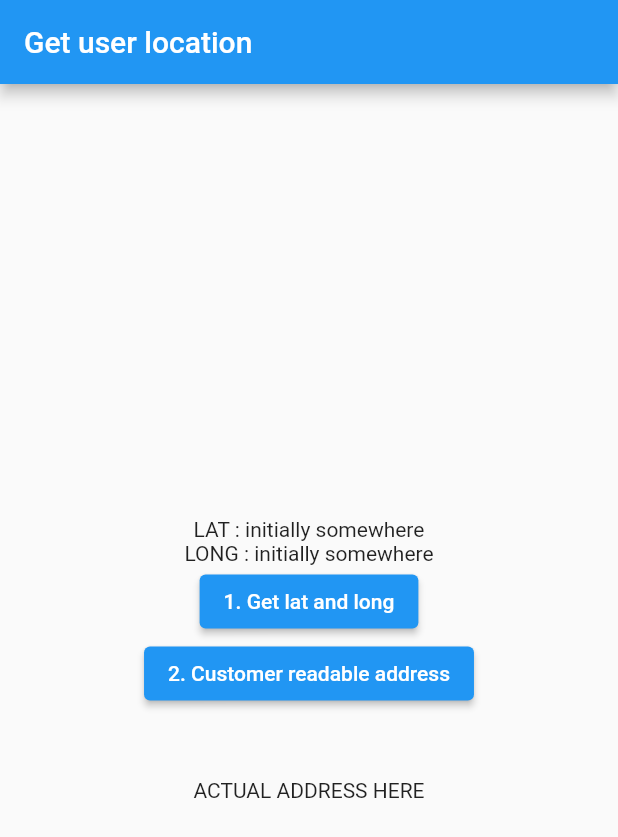
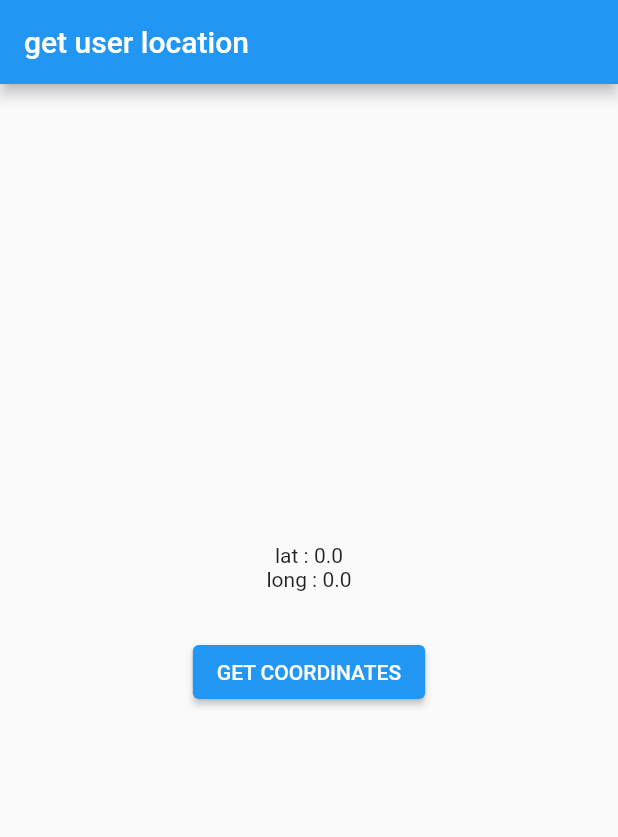
Before and after one commit to MovingMelody/flutter_geo_location, a Flutter app: the screen it shows after launch, on a phone screen of 412 x 824 dp. Shown: the top 837 px of the screen. Run offline on Flutter 3.47's test engine with Material 2 defaults, Android fonts, the phone set to English and light mode, and no system bars; our stand-ins replace geocoding, geolocator, get_it, injectable, stacked.

Commit message:
converted to stacked architecture

```diff
--- /dev/null
+++ b/lib/app/locator.dart
@@ -0,0 +1,17 @@
+import 'package:get_it/get_it.dart';
+import 'package:get_user_location/services/LocationService/location_service.dart';
+import 'package:injectable/injectable.dart';
+
+import './locator.config.dart';
+
+GetIt locator = GetIt.instance;
+
+// @injectableInit
+// Future<void> setupLocator() async {
+//   $initGetIt(locator);
+// }
+
+@injectableInit
+void setupLocator() {
+  locator.registerSingleton<LocationService>(LocationService());
+}
--- a/lib/main.dart
+++ b/lib/main.dart
@@ -1,7 +1,9 @@
 import 'package:flutter/material.dart';
-import 'ui/home.dart';
+import 'package:get_user_location/app/locator.dart';
+import 'package:get_user_location/ui/home_view.dart';
 
 void main() {
+  setupLocator();
   runApp(MyApp());
 }
 
@@ -14,7 +16,7 @@ class MyApp extends StatelessWidget {
         primarySwatch: Colors.blue,
         visualDensity: VisualDensity.adaptivePlatformDensity,
       ),
-      home: HomePage(),
+      home: HomeView(),
     );
   }
 }
--- a/lib/services/location_service.dart
+++ /dev/null
@@ -1,3 +0,0 @@
-class LocationService {
-
-}
--- a/lib/ui/home.dart
+++ /dev/null
@@ -1,118 +0,0 @@
-import 'package:flutter/material.dart';
-
-import 'package:geolocator/geolocator.dart';
-import 'package:geocoding/geocoding.dart';
-import 'package:location/location.dart' as locintent;
-
-var location = locintent.Location();
-Future _checkGps() async {
-  if (!await location.serviceEnabled()) {
-    location.requestService();
-  }
-}
-
-Future<Position> _determinePosition() async {
-  bool serviceEnabled;
-  LocationPermission permission;
-
-  serviceEnabled = await Geolocator.isLocationServiceEnabled();
-  if (!serviceEnabled) {
-    return Future.error('Location services are disabled.');
-  }
-
-  permission = await Geolocator.checkPermission();
-  if (permission == LocationPermission.denied) {
-    permission = await Geolocator.requestPermission();
-    if (permission == LocationPermission.denied) {
-      return Future.error('Location permissions are denied');
-    }
-  }
-
-  if (permission == LocationPermission.deniedForever) {
-    return Future.error(
-        'Location permissions are permanently denied, we cannot request permissions.');
-  }
-
-  return await Geolocator.getCurrentPosition(
-      desiredAccuracy: LocationAccuracy.medium,
-      forceAndroidLocationManager: true);
-}
-
-class HomePage extends StatefulWidget {
-  const HomePage({Key? key}) : super(key: key);
-
-  @override
-  _HomePageState createState() => _HomePageState();
-}
-
-class _HomePageState extends State<HomePage> {
-  @override
-  void initState() {
-    super.initState();
-    _checkGps();
-  }
-
-  late String lat = "initially somewhere";
-  late String lon = "initially somewhere";
-  late String address = "", addressAdditional = "actual address here";
-  late Position _position;
-  @override
-  Widget build(BuildContext context) {
-    return Scaffold(
-      appBar: AppBar(
-        title: Text("Get user location"),
-      ),
-      body: Padding(
-        padding: const EdgeInsets.all(8.0),
-        child: Center(
-          child: Column(
-            mainAxisAlignment: MainAxisAlignment.center,
-            crossAxisAlignment: CrossAxisAlignment.center,
-            children: [
-              Text("Lat : ".toUpperCase() + lat),
-              Text("Long : ".toUpperCase() + lon),
-              ElevatedButton(
-                onPressed: () async {
-                  _position = await _determinePosition();
-                  print(_position);
-                  setState(() {
-                    lat = _position.latitude.toString();
-                    lon = _position.longitude.toString();
-                    print(lat);
-                    print(lon);
-                  });
-                },
-                child: Text("1. Get lat and long"),
-              ),
-              ElevatedButton(
-                onPressed: () async {
-                  try {
-                    List<Placemark> placemarks = await placemarkFromCoordinates(
-                        _position.latitude, _position.longitude);
-                    // List<Placemark> placemarks2 = await placemarkFromCoordinates(13.6293, 79.4056);
-                    Placemark place = placemarks[0];
-                    setState(() {
-                      address =
-                          "name :  ${place.name},City : ${place.locality}, District : ${place.subAdministrativeArea}, postalCode :  ${place.postalCode}, country : ${place.country}";
-                      addressAdditional =
-                          " street : ${place.street},  subLocality: ${place.subLocality} ,State: ${place.administrativeArea}, isoCountryCode : ${place.isoCountryCode} ";
-                      print(address);
-                    });
-                  } catch (e) {
-                    print(e);
-                  }
-                },
-                child: Text("2. Customer readable address"),
-              ),
-              Center(child: Text(address.toUpperCase())),
-              SizedBox(
-                height: 30.0,
-              ),
-              Center(child: Text(addressAdditional.toUpperCase())),
-            ],
-          ),
-        ),
-      ),
-    );
-  }
-}
--- /dev/null
+++ b/lib/ui/home_view.dart
@@ -0,0 +1,47 @@
+import 'package:flutter/material.dart';
+import 'package:stacked/stacked.dart';
+
+import 'homeview_model.dart';
+
+class HomeView extends StatelessWidget {
+  const HomeView({Key? key}) : super(key: key);
+
+  @override
+  Widget build(BuildContext context) {
+    return ViewModelBuilder<HomeViewModel>.reactive(
+      builder: (context, model, child) => Scaffold(
+        appBar: AppBar(
+          title: Text("get user location"),
+        ),
+        body: Padding(
+          padding: const EdgeInsets.all(8.0),
+          child: Center(
+            child: Column(
+              mainAxisAlignment: MainAxisAlignment.center,
+              crossAxisAlignment: CrossAxisAlignment.center,
+              children: [
+                Center(child: Text("lat : " + model.lat.toString())),
+                Center(child: Text("long : " + model.long.toString())),
+                SizedBox(
+                  height: 30.0,
+                ),
+                ElevatedButton(
+                    onPressed: () {
+                      model.position();
+                    },
+                    child: Text("GET COORDINATES")),
+                SizedBox(
+                  height: 30.0,
+                ),
+                model.isBusy
+                    ? CircularProgressIndicator()
+                    : Center(child: Text(model.data!.toUpperCase())),
+              ],
+            ),
+          ),
+        ),
+      ),
+      viewModelBuilder: () => HomeViewModel(),
+    );
+  }
+}
--- /dev/null
+++ b/lib/ui/homeview_model.dart
@@ -0,0 +1,26 @@
+import 'package:geolocator/geolocator.dart';
+import 'package:get_user_location/app/locator.dart';
+import 'package:get_user_location/services/LocationService/location_service.dart';
+import 'package:stacked/stacked.dart';
+
+class HomeViewModel extends FutureViewModel<String> {
+  final _locationService = locator<LocationService>();
+  double lat = 0.0;
+  double long = 0.0;
+  late Position pos;
+  void position() async {
+    pos = await _locationService.determinePosition();
+    lat = pos.latitude;
+    long = pos.longitude;
+    // lat = pos.then((value) => value.latitude) as double;
+    // long = pos.then((value) => value.longitude) as double;
+    notifyListeners();
+  }
+
+  Future<String> getFutureAddress() async {
+    return await _locationService.getAddress();
+  }
+
+  @override
+  Future<String> futureToRun() => getFutureAddress();
+}
```
Also changed, not shown: lib/services/LocationService/location_service.dart (added, +58 -0 lines), pubspec.yaml (+9 -1 lines), lib/app/locator.config.dart (added), pubspec.lock.
